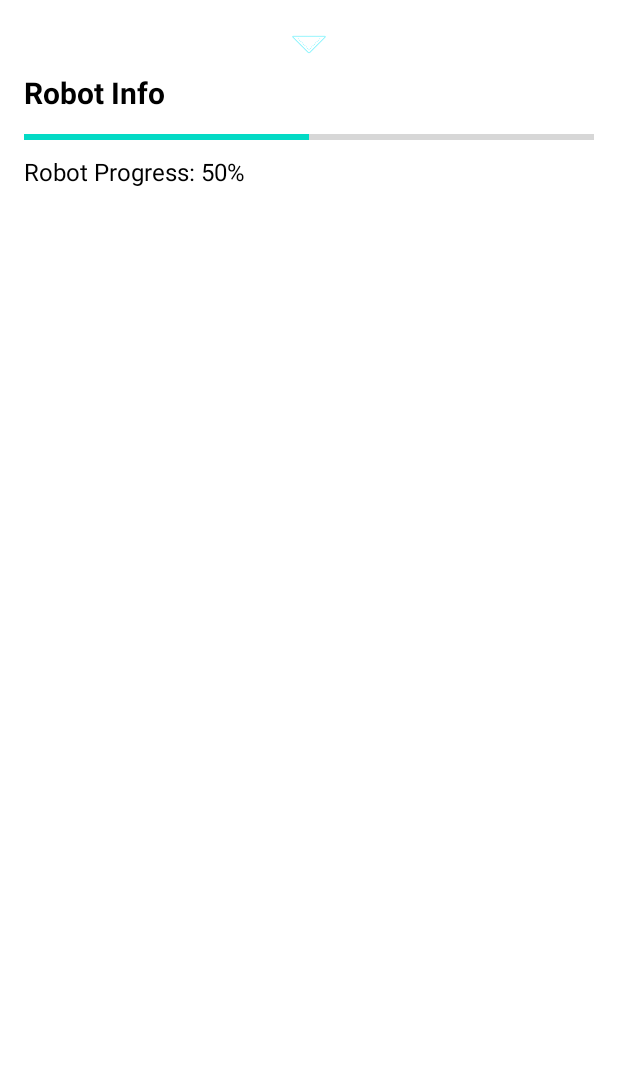
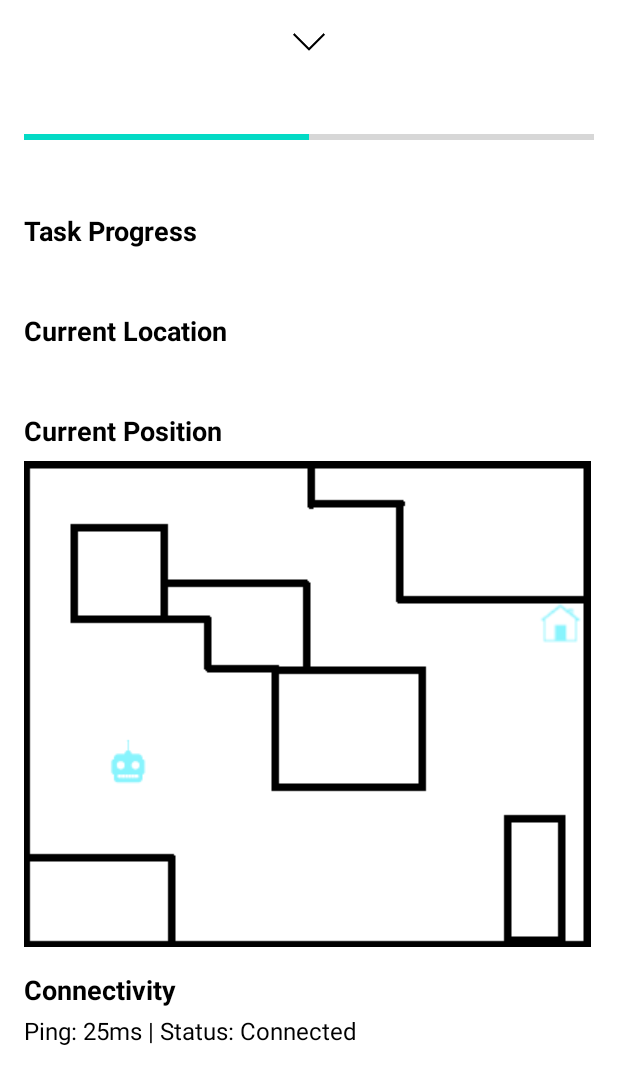
Before and after one commit to meldogdo/RoboNav, an Android app: the layout robot_popup_layout.xml on its own in the app's theme, with its tools: preview values and no code run, on a phone screen of 412 x 824 dp. Shown: the top 1084 px of the screen. Run offline under Robolectric (Android 15) with nearby library versions, the phone set to English and light mode, and no system bars.

Commit message:
Added content to popup and linked tasks/robots
Added content to robot popup and made it so the robots and tasks are linked in JSON / data objects

```diff
--- a/app/src/main/res/layout/robot_popup_layout.xml
+++ b/app/src/main/res/layout/robot_popup_layout.xml
@@ -19,12 +19,12 @@
         android:id="@+id/popup_title"
         android:layout_width="wrap_content"
         android:layout_height="wrap_content"
-        android:text="Robot Info"
+        android:layout_marginTop="8dp"
+        android:textColor="@color/black"
         android:textSize="20sp"
-        android:textStyle="bold"
-        android:textColor="@color/black"
-        android:layout_marginTop="8dp" />
+        android:textStyle="bold" />
 
+    <!-- Progress Bar Section -->
     <ProgressBar
         android:id="@+id/progress_bar"
         style="?android:attr/progressBarStyleHorizontal"
@@ -39,7 +39,85 @@
         android:layout_width="wrap_content"
         android:layout_height="wrap_content"
         android:layout_marginTop="4dp"
-        android:text="Robot Progress: 50%"
+        android:textColor="@color/black"
+        android:textSize="16sp" />
+
+    <!-- Robot Task Progress -->
+    <TextView
+        android:id="@+id/task_progress_title"
+        android:layout_width="wrap_content"
+        android:layout_height="wrap_content"
+        android:layout_marginTop="16dp"
+        android:text="Task Progress"
+        android:textSize="18sp"
+        android:textStyle="bold"
+        android:textColor="@color/black" />
+
+    <TextView
+        android:id="@+id/task_progress_details"
+        android:layout_width="wrap_content"
+        android:layout_height="wrap_content"
+        android:layout_marginTop="4dp"
+        android:textSize="16sp"
+        android:textColor="@color/black" />
+
+    <!-- Current Location Section -->
+    <TextView
+        android:id="@+id/location_title"
+        android:layout_width="wrap_content"
+        android:layout_height="wrap_content"
+        android:layout_marginTop="16dp"
+        android:text="Current Location"
+        android:textSize="18sp"
+        android:textStyle="bold"
+        android:textColor="@color/black" />
+
+    <TextView
+        android:id="@+id/location_details"
+        android:layout_width="wrap_content"
+        android:layout_height="wrap_content"
+        android:layout_marginTop="4dp"
+        android:textSize="16sp"
+        android:textColor="@color/black" />
+
+    <!-- Map Section -->
+    <TextView
+        android:id="@+id/map_title"
+        android:layout_width="wrap_content"
+        android:layout_height="wrap_content"
+        android:layout_marginTop="16dp"
+        android:text="Current Position"
+        android:textSize="18sp"
+        android:textStyle="bold"
+        android:textColor="@color/black" />
+
+    <!-- Connectivity Section -->
+
+    <ImageView
+        android:id="@+id/map_image"
+        android:layout_width="wrap_content"
+        android:layout_height="wrap_content"
+        android:layout_marginTop="8dp"
+        android:contentDescription="Map Image"
+        android:scaleType="centerCrop"
+        android:src="@drawable/map" />
+
+    <TextView
+        android:id="@+id/connectivity_title"
+        android:layout_width="wrap_content"
+        android:layout_height="wrap_content"
+        android:layout_marginTop="16dp"
+        android:text="Connectivity"
+        android:textSize="18sp"
+        android:textStyle="bold"
+        android:textColor="@color/black" />
+
+    <TextView
+        android:id="@+id/connectivity_status"
+        android:layout_width="wrap_content"
+        android:layout_height="wrap_content"
+        android:layout_marginTop="4dp"
+        android:text="Ping: 25ms | Status: Connected"
         android:textSize="16sp"
         android:textColor="@color/black" />
 
```
Also changed, not shown: app/src/main/assets/robots.json (+6 -6 lines), app/src/main/assets/tasks.json (+8 -8 lines), app/src/main/java/com/robonav/app/HomeFragment.java (+4 -5 lines), app/src/main/java/com/robonav/app/Robot.java (+71 -8 lines), app/src/main/java/com/robonav/app/RobotAdapter.java (+29 -7 lines), app/src/main/java/com/robonav/app/Task.java (+39 -8 lines), app/src/main/java/com/robonav/app/TaskAdapter.java (+8 -2 lines), app/src/main/res/drawable/ic_swipe_down.png, app/src/main/res/drawable/map.png (added).
